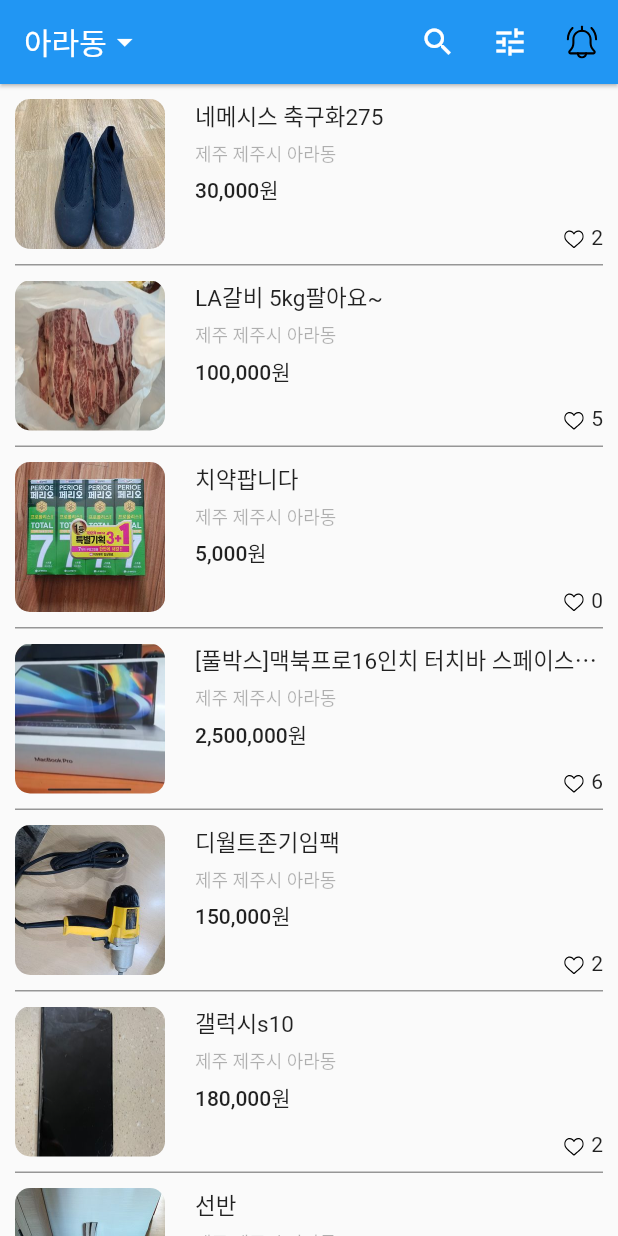
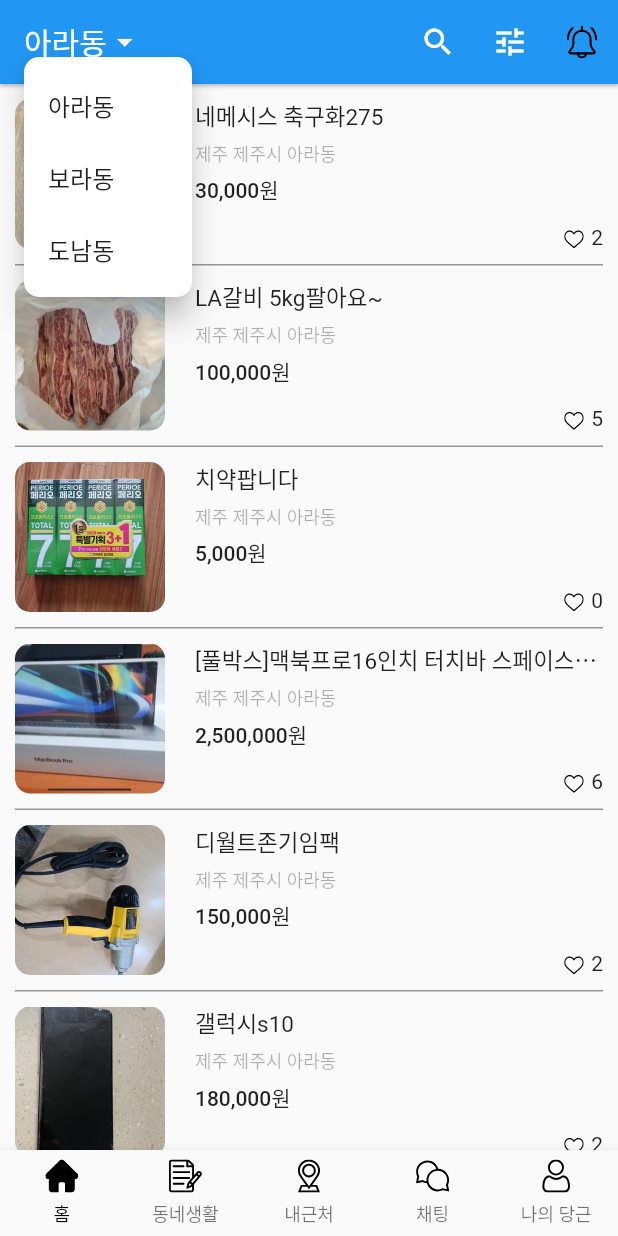
Before and after one commit to leewoobi/CarrotMarket, a Flutter app: the screen it shows after launch, after a tap on "아라동", on a phone screen of 412 x 824 dp. Run offline on Flutter 3.47's test engine with Material 2 defaults, Android fonts, the phone set to English and light mode, and no system bars; our stand-ins replace flutter_svg.

Commit message:
add  setstate, refactoring

```diff
--- a/Desktop/flutter_tuto/carrot_market/lib/main.dart
+++ b/Desktop/flutter_tuto/carrot_market/lib/main.dart
@@ -1,4 +1,4 @@
-import 'package:carrot_market/page/home.dart';
+import 'package:carrot_market/page/app.dart';
 import 'package:flutter/material.dart';
 
 void main() {
@@ -15,7 +15,7 @@ class MyApp extends StatelessWidget {
         primarySwatch: Colors.blue,
         visualDensity: VisualDensity.adaptivePlatformDensity,
       ),
-      home: Home(),
+      home: App(),
     );
   }
 }
--- /dev/null
+++ b/Desktop/flutter_tuto/carrot_market/lib/page/app.dart
@@ -0,0 +1,86 @@
+import 'package:carrot_market/page/home.dart';
+import 'package:flutter/material.dart';
+import 'package:flutter_svg/svg.dart';
+import 'package:intl/intl.dart';
+
+class App extends StatefulWidget {
+  const App({Key? key}) : super(key: key);
+
+  @override
+  _AppState createState() => _AppState();
+}
+
+class _AppState extends State<App> {
+  late int _currentPageIndex;
+
+  @override
+  void initState() {
+    // TODO: implement initState
+    super.initState();
+    _currentPageIndex = 0;
+  }
+
+  Widget _bodyWidget() {
+    switch (_currentPageIndex) {
+      case 0:
+        return Home();
+        break;
+      case 1:
+        return Container();
+        break;
+      case 2:
+        return Container();
+        break;
+      case 3:
+        return Container();
+        break;
+      case 4:
+        return Container();
+        break;
+    }
+    return Container();
+  }
+
+  BottomNavigationBarItem _BottomNavigationBarItem(
+      String iconName, String label) {
+    return BottomNavigationBarItem(
+        icon: Padding(
+          padding: const EdgeInsets.only(bottom: 5),
+          child: SvgPicture.asset("assets/svg/${iconName}_off.svg", width: 22),
+        ),
+        activeIcon: Padding(
+          padding: const EdgeInsets.only(bottom: 5),
+          child: SvgPicture.asset("assets/svg/${iconName}_on.svg", width: 22),
+        ),
+        label: label);
+  }
+
+  Widget _bottomNavigationBar() {
+    return BottomNavigationBar(
+        type: BottomNavigationBarType.fixed,
+        onTap: (int index) {
+          setState(() {
+            _currentPageIndex = index;
+          });
+        },
+        currentIndex: _currentPageIndex,
+        selectedFontSize: 12,
+        selectedItemColor: Colors.black,
+        selectedLabelStyle: TextStyle(color: Colors.black),
+        items: [
+          _BottomNavigationBarItem("home", "홈"),
+          _BottomNavigationBarItem("notes", "동네생활"),
+          _BottomNavigationBarItem("location", "내근처"),
+          _BottomNavigationBarItem("chat", "채팅"),
+          _BottomNavigationBarItem("user", "나의 당근"),
+        ]);
+  }
+
+  @override
+  Widget build(BuildContext context) {
+    return Scaffold(
+      body: _bodyWidget(),
+      bottomNavigationBar: _bottomNavigationBar(),
+    );
+  }
+}
--- a/Desktop/flutter_tuto/carrot_market/lib/page/home.dart
+++ b/Desktop/flutter_tuto/carrot_market/lib/page/home.dart
@@ -11,11 +11,18 @@ class Home extends StatefulWidget {
 
 class _HomeState extends State<Home> {
   List<Map<String, String>> datas = [];
+  late String currentLocation;
+  final Map<String, String> locationTypeToString = {
+    "ara": "아라동",
+    "bora": "보라동",
+    "donam": "도남동"
+  };
 
   @override
   void initState() {
     // TODO: implement initState
     super.initState();
+    currentLocation = "ara";
     datas = [
       {
         "cid": "1",
@@ -191,11 +198,42 @@ class _HomeState extends State<Home> {
           onTap: () {
             print('click');
           },
-          child: Row(
-            children: [
-              Text('아라동'),
-              Icon(Icons.arrow_drop_down),
-            ],
+          child: PopupMenuButton<String>(
+            offset: Offset(0, 25),
+            shape: ShapeBorder.lerp(
+                RoundedRectangleBorder(
+                    borderRadius: BorderRadius.circular(10.0)),
+                RoundedRectangleBorder(
+                    borderRadius: BorderRadius.circular(10.0)),
+                1),
+            onSelected: (String where) {
+              print(where);
+              setState(() {
+                currentLocation = where;
+              });
+            },
+            itemBuilder: (BuildContext context) {
+              return [
+                PopupMenuItem(
+                  value: "ara",
+                  child: Text("아라동"),
+                ),
+                PopupMenuItem(
+                  value: "bora",
+                  child: Text("보라동"),
+                ),
+                PopupMenuItem(
+                  value: "donam",
+                  child: Text("도남동"),
+                ),
+              ];
+            },
+            child: Row(
+              children: [
+                Text(locationTypeToString[currentLocation].toString()),
+                Icon(Icons.arrow_drop_down),
+              ],
+            ),
           ),
         ),
         elevation: 1,
@@ -211,7 +249,6 @@ class _HomeState extends State<Home> {
         ],
       ),
       body: _bodyWidget(),
-      // bottomNavigationBar: Container(color: Colors.red),
     );
   }
 }
```
